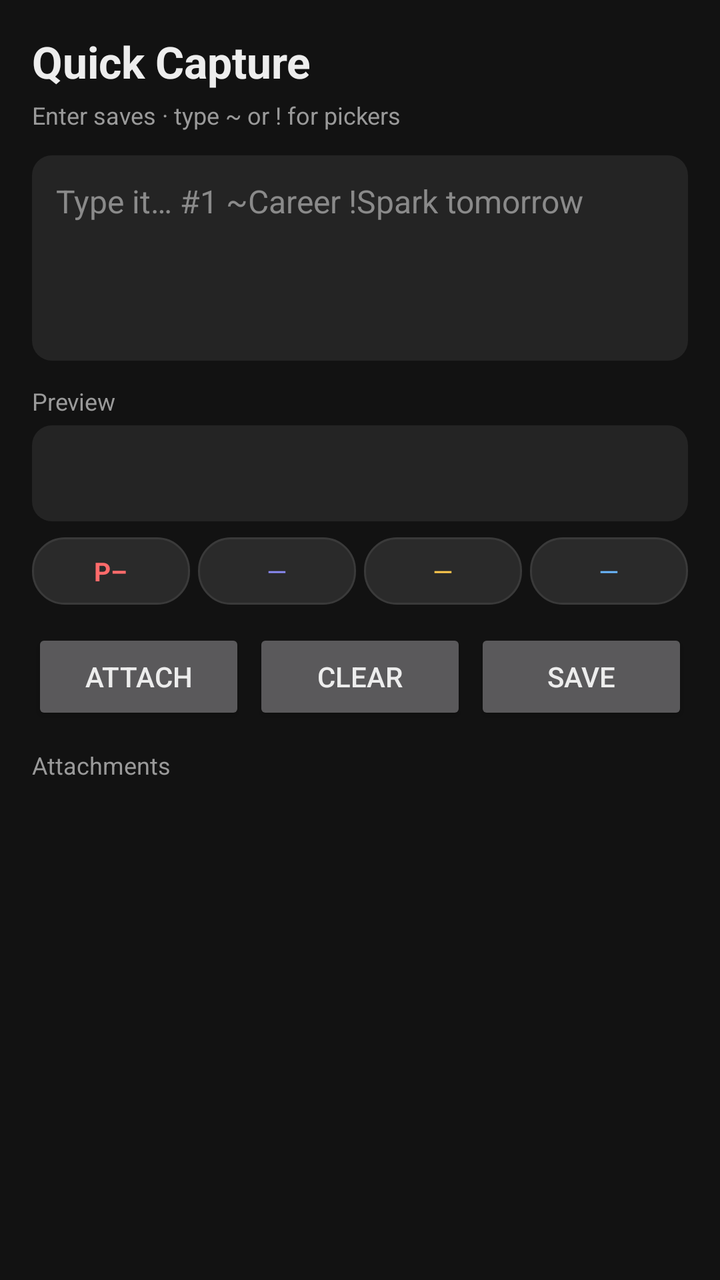
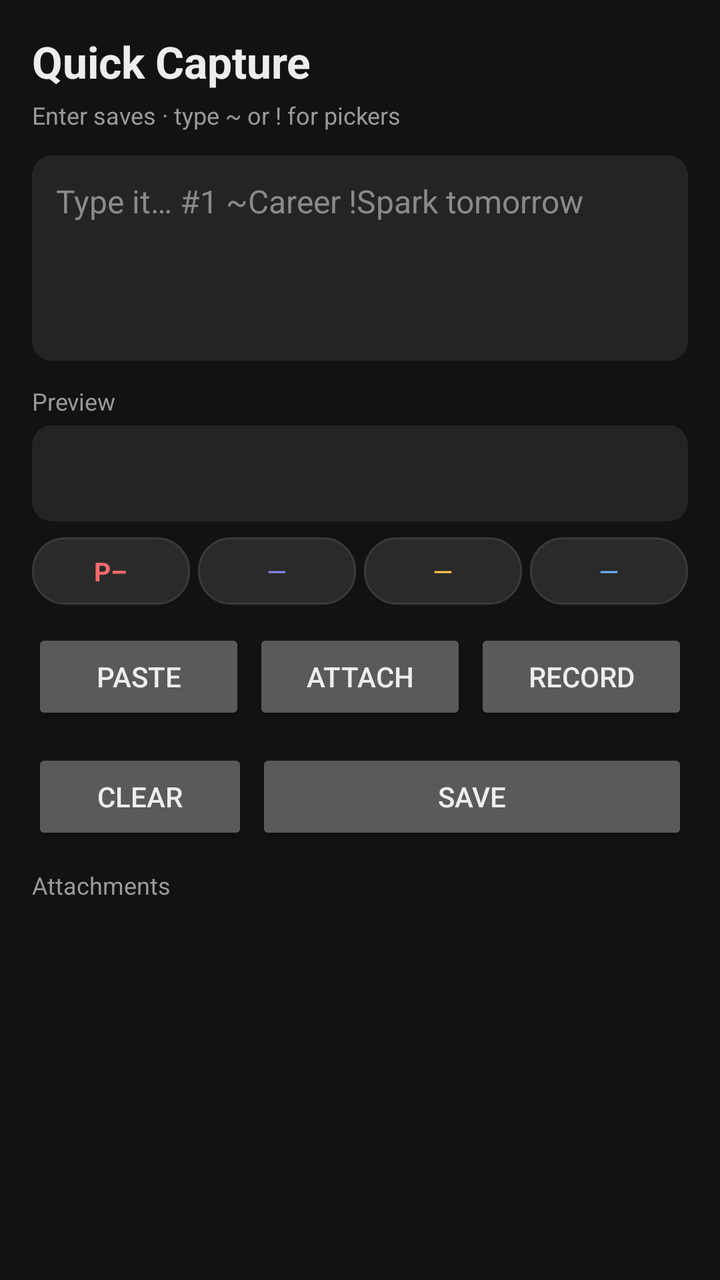

Two renders of the same Android screen: before a commit and after it. Below are the layout's source before the change and the commit's diff.
<!-- AndroidManifest.xml: application theme Theme.QuickCapture -->
<!-- res/layout/activity_main.xml -->
<?xml version="1.0" encoding="utf-8"?>
<ScrollView xmlns:android="http://schemas.android.com/apk/res/android"
    android:layout_width="match_parent"
    android:layout_height="match_parent"
    android:fillViewport="true"
    android:background="@color/bg">

    <LinearLayout
        android:layout_width="match_parent"
        android:layout_height="wrap_content"
        android:orientation="vertical"
        android:padding="16dp">

        <TextView
            android:layout_width="wrap_content"
            android:layout_height="wrap_content"
            android:text="Quick Capture"
            android:textColor="@color/text_primary"
            android:textSize="22sp"
            android:textStyle="bold"
            android:layout_marginBottom="4dp" />

        <TextView
            android:layout_width="wrap_content"
            android:layout_height="wrap_content"
            android:text="Enter saves · type ~ or ! for pickers"
            android:textColor="@color/text_muted"
            android:textSize="12sp"
            android:layout_marginBottom="12dp" />

        <EditText
            android:id="@+id/inputEditText"
            android:layout_width="match_parent"
            android:layout_height="wrap_content"
            android:minLines="4"
            android:gravity="top|start"
            android:hint="@string/hint_input"
            android:textColor="@color/text_primary"
            android:textColorHint="@color/text_hint"
            android:textSize="16sp"
            android:inputType="textMultiLine|textCapSentences"
            android:background="@drawable/rounded_bg"
            android:padding="12dp"
            android:layout_marginBottom="12dp" />

        <TextView
            android:layout_width="wrap_content"
            android:layout_height="wrap_content"
            android:text="@string/label_preview"
            android:textColor="@color/text_muted"
            android:textSize="12sp"
            android:layout_marginBottom="4dp" />

        <TextView
            android:id="@+id/previewTextView"
            android:layout_width="match_parent"
            android:layout_height="wrap_content"
            android:minHeight="48dp"
            android:textColor="@color/text_primary"
            android:textSize="15sp"
            android:background="@drawable/rounded_bg"
            android:padding="12dp"
            android:layout_marginBottom="8dp" />

        <LinearLayout
            android:id="@+id/chipsRow"
            android:layout_width="match_parent"
            android:layout_height="wrap_content"
            android:orientation="horizontal"
            android:layout_marginBottom="12dp">

            <TextView
                android:id="@+id/chipPriority"
                android:layout_width="0dp"
                android:layout_height="wrap_content"
                android:layout_weight="1"
                android:layout_marginEnd="4dp"
                android:background="@drawable/chip_bg"
                android:padding="8dp"
                android:gravity="center"
                android:text="P–"
                android:textColor="@color/mod_priority"
                android:textSize="13sp"
                android:textStyle="bold" />

            <TextView
                android:id="@+id/chipTopic"
                android:layout_width="0dp"
                android:layout_height="wrap_content"
                android:layout_weight="1"
                android:layout_marginEnd="4dp"
                android:background="@drawable/chip_bg"
                android:padding="8dp"
                android:gravity="center"
                android:text="—"
                android:textColor="@color/mod_list"
                android:textSize="13sp"
                android:ellipsize="end"
                android:maxLines="1" />

            <TextView
                android:id="@+id/chipCategory"
                android:layout_width="0dp"
                android:layout_height="wrap_content"
                android:layout_weight="1"
                android:layout_marginEnd="4dp"
                android:background="@drawable/chip_bg"
                android:padding="8dp"
                android:gravity="center"
                android:text="—"
                android:textColor="@color/mod_category"
                android:textSize="13sp" />

            <TextView
                android:id="@+id/chipDate"
                android:layout_width="0dp"
                android:layout_height="wrap_content"
                android:layout_weight="1"
                android:background="@drawable/chip_bg"
                android:padding="8dp"
                android:gravity="center"
                android:text="—"
                android:textColor="@color/mod_date"
                android:textSize="13sp"
                android:ellipsize="end"
                android:maxLines="1" />

        </LinearLayout>

        <LinearLayout
            android:layout_width="match_parent"
            android:layout_height="wrap_content"
            android:orientation="horizontal"
            android:layout_marginBottom="12dp">

            <Button
                android:id="@+id/attachButton"
                android:layout_width="0dp"
                android:layout_height="wrap_content"
                android:layout_weight="1"
                android:layout_marginEnd="4dp"
                android:text="@string/action_attach" />

            <Button
                android:id="@+id/clearButton"
                android:layout_width="0dp"
                android:layout_height="wrap_content"
                android:layout_weight="1"
                android:layout_marginEnd="4dp"
                android:text="@string/action_clear" />

            <Button
                android:id="@+id/saveButton"
                android:layout_width="0dp"
                android:layout_height="wrap_content"
                android:layout_weight="1"
                android:text="@string/action_save" />

        </LinearLayout>

        <TextView
            android:layout_width="wrap_content"
            android:layout_height="wrap_content"
            android:text="@string/label_attachments"
            android:textColor="@color/text_muted"
            android:textSize="12sp"
            android:layout_marginBottom="4dp" />

        <HorizontalScrollView
            android:layout_width="match_parent"
            android:layout_height="wrap_content">

            <LinearLayout
                android:id="@+id/attachmentsRow"
                android:layout_width="wrap_content"
                android:layout_height="wrap_content"
                android:orientation="horizontal" />

        </HorizontalScrollView>

    </LinearLayout>

</ScrollView>
<!-- resources referenced by this layout -->
<resources>
  <color name="bg">#121212</color>
  <color name="mod_category">#FFC94D</color>
  <color name="mod_date">#6BB8FF</color>
  <color name="mod_list">#8B8BF5</color>
  <color name="mod_priority">#FF6B6B</color>
  <color name="text_hint">#8A8A8A</color>
  <color name="text_muted">#9A9A9A</color>
  <color name="text_primary">#EDEDED</color>
  <!-- drawable chip_bg (drawable) -->
  <?xml version="1.0" encoding="utf-8"?>
  <shape xmlns:android="http://schemas.android.com/apk/res/android"
      android:shape="rectangle">
      <corners android:radius="16dp" />
      <solid android:color="@color/chip_bg" />
      <stroke android:width="1dp" android:color="#3A3A3A" />
  </shape>
  <!-- drawable rounded_bg (drawable) -->
  <?xml version="1.0" encoding="utf-8"?>
  <shape xmlns:android="http://schemas.android.com/apk/res/android"
      android:shape="rectangle">
      <corners android:radius="10dp" />
      <solid android:color="@color/input_bg" />
  </shape>
  <string name="action_attach">Attach</string>
  <string name="action_clear">Clear</string>
  <string name="action_save">Save</string>
  <string name="hint_input">Type it…  #1  ~Career  !Spark  tomorrow</string>
  <string name="label_attachments">Attachments</string>
  <string name="label_preview">Preview</string>
  <style name="Theme.QuickCapture" parent="Theme.AppCompat.NoActionBar">
          <item name="colorPrimary">@color/accent</item>
          <item name="colorPrimaryDark">@color/bg</item>
          <item name="colorAccent">@color/accent</item>
          <item name="android:windowBackground">@color/bg</item>
          <item name="android:textColorPrimary">@color/text_primary</item>
          <item name="android:textColorHint">@color/text_hint</item>
          <item name="alertDialogTheme">@style/Theme.QuickCapture.Dialog</item>
      </style>
  <color name="chip_bg">#2A2A2A</color>
  <color name="input_bg">#242424</color>
  <color name="accent">#2DD4BF</color>
  <style name="Theme.QuickCapture.Dialog" parent="Theme.AppCompat.Dialog.Alert">
          <item name="colorPrimary">@color/accent</item>
          <item name="android:windowBackground">@color/surface</item>
          <item name="android:textColorPrimary">@color/text_primary</item>
      </style>
  <color name="surface">#1E1E1E</color>
</resources>

<!-- the commit's change to res/layout/activity_main.xml (unified diff, before → after) -->
@@ -134,6 +134,14 @@
             android:layout_marginBottom="12dp">
 
             <Button
+                android:id="@+id/pasteButton"
+                android:layout_width="0dp"
+                android:layout_height="wrap_content"
+                android:layout_weight="1"
+                android:layout_marginEnd="4dp"
+                android:text="@string/action_paste" />
+
+            <Button
                 android:id="@+id/attachButton"
                 android:layout_width="0dp"
                 android:layout_height="wrap_content"
@@ -142,6 +150,21 @@
                 android:text="@string/action_attach" />
 
             <Button
+                android:id="@+id/recordButton"
+                android:layout_width="0dp"
+                android:layout_height="wrap_content"
+                android:layout_weight="1"
+                android:text="@string/action_record" />
+
+        </LinearLayout>
+
+        <LinearLayout
+            android:layout_width="match_parent"
+            android:layout_height="wrap_content"
+            android:orientation="horizontal"
+            android:layout_marginBottom="12dp">
+
+            <Button
                 android:id="@+id/clearButton"
                 android:layout_width="0dp"
                 android:layout_height="wrap_content"
@@ -153,7 +176,7 @@
                 android:id="@+id/saveButton"
                 android:layout_width="0dp"
                 android:layout_height="wrap_content"
-                android:layout_weight="1"
+                android:layout_weight="2"
                 android:text="@string/action_save" />
 
         </LinearLayout>
<!-- resource entries referenced after the edit -->
@@ -25,6 +25,8 @@
   </shape>
   <string name="action_attach">Attach</string>
   <string name="action_clear">Clear</string>
+  <string name="action_paste">Paste</string>
+  <string name="action_record">Record</string>
   <string name="action_save">Save</string>
   <string name="hint_input">Type it…  #1  ~Career  !Spark  tomorrow</string>
   <string name="label_attachments">Attachments</string>
